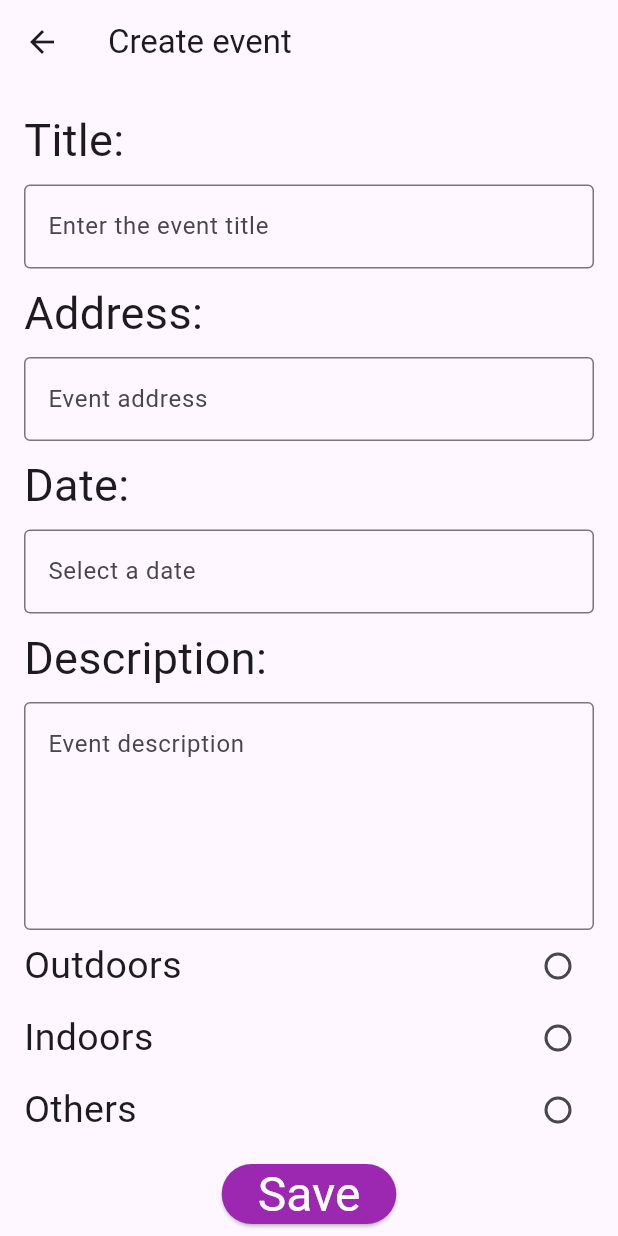
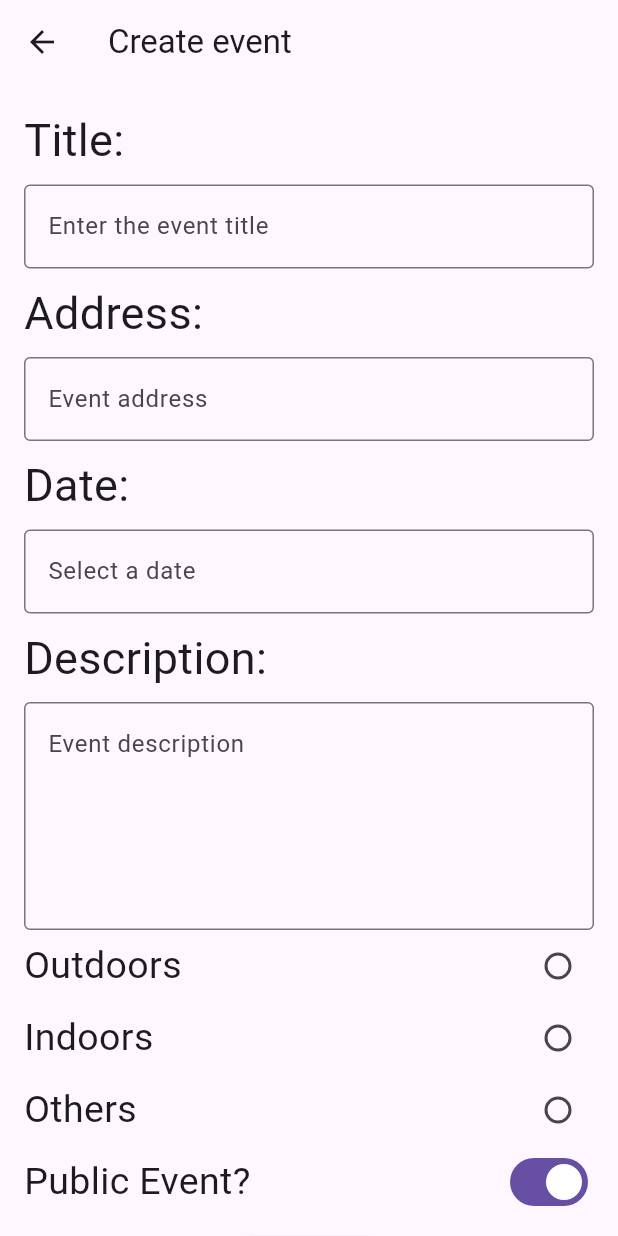
Before and after one commit to JackTse-Conestogac/Mobile_FinalProject_G5, a Flutter app: the CreateEventScreen screen opened directly, on a phone screen of 412 x 824 dp. Run offline on Flutter 3.47's test engine with Material 3 defaults, Android fonts, the phone set to English and light mode, and no system bars; our stand-ins replace shared_preferences; accounts and stored records are empty.

Commit message:
add a switch button in create event page

```diff
--- a/coffee_meet_app/lib/entities/Event.dart
+++ b/coffee_meet_app/lib/entities/Event.dart
@@ -10,6 +10,7 @@ class Event {
   String startDate;
   String description;
   EventLocation eventLocationStatus ;
+  bool isPublic;
 
 
   Event({
@@ -19,6 +20,7 @@ class Event {
     required this.startDate,
     required this.description,
     required this.eventLocationStatus,
+    required this.isPublic,
   });
 
   // toJSON method - convert a Product object into JSON
@@ -29,6 +31,7 @@ class Event {
       "startDate":this.startDate,
       "description": this.description,
       "eventLocation": this.eventLocationStatus.name,
+      "isPublic": this.isPublic,
     };
   }
 
@@ -41,5 +44,6 @@ class Event {
         this.description = json["description"],
         this.eventLocationStatus = EventLocation.values.firstWhere(
   (e) => e.name == json["eventLocation"], // Deserialize string to enum
-  orElse: () => EventLocation.indoor,);
-}
+  orElse: () => EventLocation.indoor,),
+        this.isPublic = json["isPublic"];
+  }
--- a/coffee_meet_app/lib/managers/event_manager.dart
+++ b/coffee_meet_app/lib/managers/event_manager.dart
@@ -26,6 +26,7 @@ class EventManager {
         startDate: event.startDate,
         description: event.description,
         eventLocationStatus: event.eventLocationStatus,
+        isPublic: event.isPublic
       );
 
       await EventLocalStorageManager.setEvent(event);
--- a/coffee_meet_app/lib/screens/createEvent.dart
+++ b/coffee_meet_app/lib/screens/createEvent.dart
@@ -26,6 +26,8 @@ class _CreateEventScreenState extends State<CreateEventScreen> {
   final EventManager _eventManager = EventManager();
   String _eventError = "";
   String _selectedOption ='';
+
+  bool _isPublic = true;
 
 
   EventLocation _getEventLocation(String location){
@@ -81,6 +83,7 @@ class _CreateEventScreenState extends State<CreateEventScreen> {
           startDate: _dateController.text,
           description: _descriptionController.text,
           eventLocationStatus: _getEventLocation(_selectedOption),
+          isPublic: _isPublic
         );
 
         print("Event object created: $_event");
@@ -132,8 +135,8 @@ class _CreateEventScreenState extends State<CreateEventScreen> {
                 hintText: 'Enter the event title',
                 border: OutlineInputBorder(),
               ),
-              validator: (value){
-                if(value == null ||value.isEmpty){
+              validator: (value) {
+                if (value == null || value.isEmpty) {
                   return 'Title is required';
                 }
                 return null;
@@ -150,8 +153,8 @@ class _CreateEventScreenState extends State<CreateEventScreen> {
                 hintText: 'Event address',
                 border: OutlineInputBorder(),
               ),
-              validator: (value){
-                if(value == null ||value.isEmpty){
+              validator: (value) {
+                if (value == null || value.isEmpty) {
                   return 'Address is required';
                 }
                 return null;
@@ -169,18 +172,19 @@ class _CreateEventScreenState extends State<CreateEventScreen> {
                 border: OutlineInputBorder(),
               ),
               readOnly: true,
-              onTap: () async{
-                    String? selectedDateTime = await _eventManager.selectDateTime(context);
+              onTap: () async {
+                String? selectedDateTime = await _eventManager.selectDateTime(
+                    context);
 
-                    if(selectedDateTime != null){
+                if (selectedDateTime != null) {
                   setState(() {
                     _dateController.text = selectedDateTime;
                   });
                   print("Selected date and time: $selectedDateTime");
                 }
               },
-              validator: (value){
-                if(value == null || value.isEmpty){
+              validator: (value) {
+                if (value == null || value.isEmpty) {
                   return 'Date and time are required';
                 }
                 return null;
@@ -259,6 +263,23 @@ class _CreateEventScreenState extends State<CreateEventScreen> {
                 ),
               ],
             ),
+            Row(
+              mainAxisAlignment: MainAxisAlignment.spaceBetween,
+              children: [
+                const Text(
+                  'Public Event?',
+                  style: TextStyle(fontSize: 25),
+                ),
+                Switch(
+                  value: _isPublic,
+                  onChanged: (value) {
+                    setState(() {
+                      _isPublic = value;
+                    });
+                  },
+                ),
+              ],
+            ),
             const SizedBox(height: 8),
             Center(
               child: ElevatedButton(
--- a/coffee_meet_app/lib/screens/createUser.dart
+++ b/coffee_meet_app/lib/screens/createUser.dart
@@ -266,7 +266,7 @@ class _CreateUserScreenState extends State<CreateUserScreen> {
           ),
           CheckboxListTile(
             title: const Text(
-              'Available?',
+              'Available？',
               style: TextStyle(fontSize: 20),
             ),
             value: _isAvailable,
```
Lines whose indentation alone changed are shown as unchanged.
